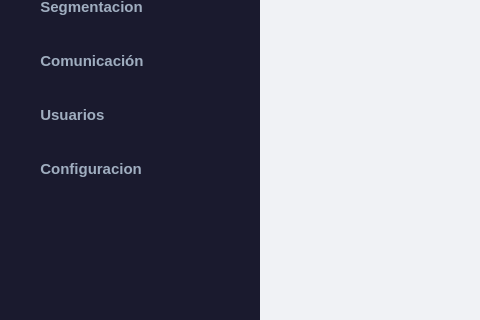
First picture: the form in app/views/ui/main/main_view.ui, repository DataDave-Dev/CRM-Portable, before the edit; both pictures show x 0 to 480 and y 294 to 614 of the 1280 by 720 pixel window.
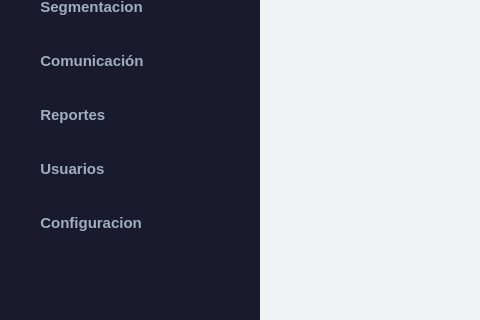
Second picture: the form after the edit.

Commit message:
feat(reportes): implement module 6 - reports with Excel and PDF export
Add ReporteRepository querying 5 pre-calculated SQL views (pipeline,
vendors, stages, campaigns, contact activity). Add ReporteService with
configurable column definitions and export methods using openpyxl (Excel)
and reportlab (PDF). Add ReportesView with date filter, tabbed report
selector and per-report data table. Wire btnReportes in main navigation.

```diff
--- a/app/views/ui/main/main_view.ui
+++ b/app/views/ui/main/main_view.ui
@@ -51,7 +51,7 @@
 }
 
 /* Sidebar buttons base */
-#btnClientes, #btnVentas, #btnActividades, #btnSegmentacion, #btnComunicacion, #btnUsuarios, #btnConfiguracion {
+#btnClientes, #btnVentas, #btnActividades, #btnSegmentacion, #btnComunicacion, #btnReportes, #btnUsuarios, #btnConfiguracion {
     background-color: transparent;
     color: #a0aec0;
     font-size: 15px;
@@ -361,6 +361,32 @@
          </property>
         </spacer>
        </item>
+       <item>
+        <widget class="QPushButton" name="btnReportes">
+         <property name="cursor">
+          <cursorShape>PointingHandCursor</cursorShape>
+         </property>
+         <property name="text">
+          <string>  Reportes</string>
+         </property>
+        </widget>
+       </item>
+       <item>
+        <spacer name="navSpacer5b">
+         <property name="orientation">
+          <enum>Qt::Vertical</enum>
+         </property>
+         <property name="sizeType">
+          <enum>QSizePolicy::Fixed</enum>
+         </property>
+         <property name="sizeHint" stdset="0">
+          <size>
+           <width>20</width>
+           <height>4</height>
+          </size>
+         </property>
+        </spacer>
+       </item>
        <item>
         <widget class="QPushButton" name="btnUsuarios">
          <property name="cursor">
```
Left out of the diff: 2 changed lines with no effect on the pictures. The commit also changes 5 other files.
